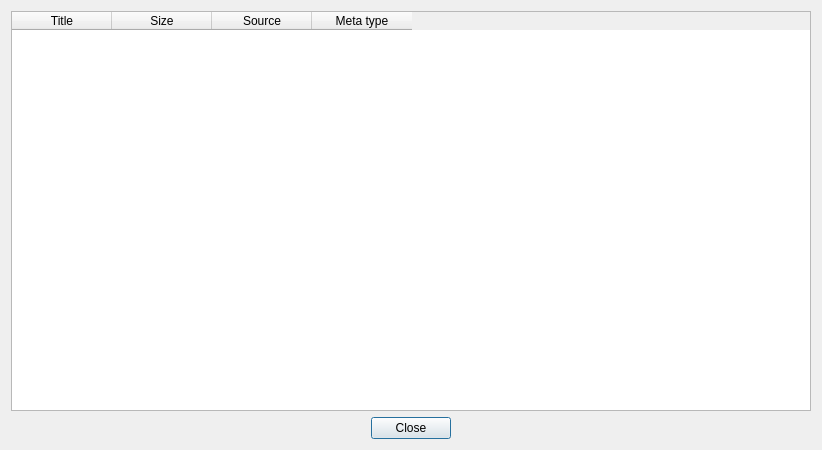
Before: the Qt Designer form trunk/qtswarmtv/testfilterdialog.ui in annejan/swarmtv, drawn with Qt 5.
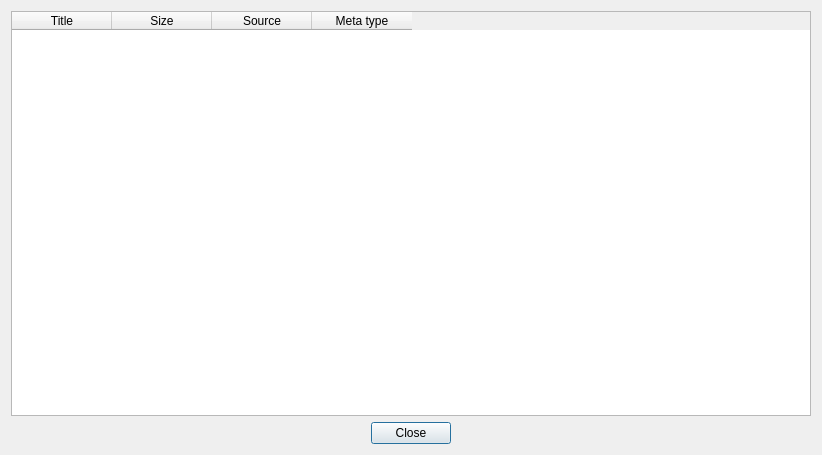
After: the same form once the commit is applied. Icons and pictures are not drawn.

Commit message: Added logo's to all widgets.

Diff of the .ui file:
```diff
--- a/trunk/qtswarmtv/testfilterdialog.ui
+++ b/trunk/qtswarmtv/testfilterdialog.ui
@@ -6,8 +6,8 @@
    <rect>
     <x>0</x>
     <y>0</y>
-    <width>510</width>
-    <height>300</height>
+    <width>820</width>
+    <height>455</height>
    </rect>
   </property>
   <property name="windowTitle">
```
Left out of the diff: 8 changed lines with no effect on the pictures. The commit also changes 6 other files.
